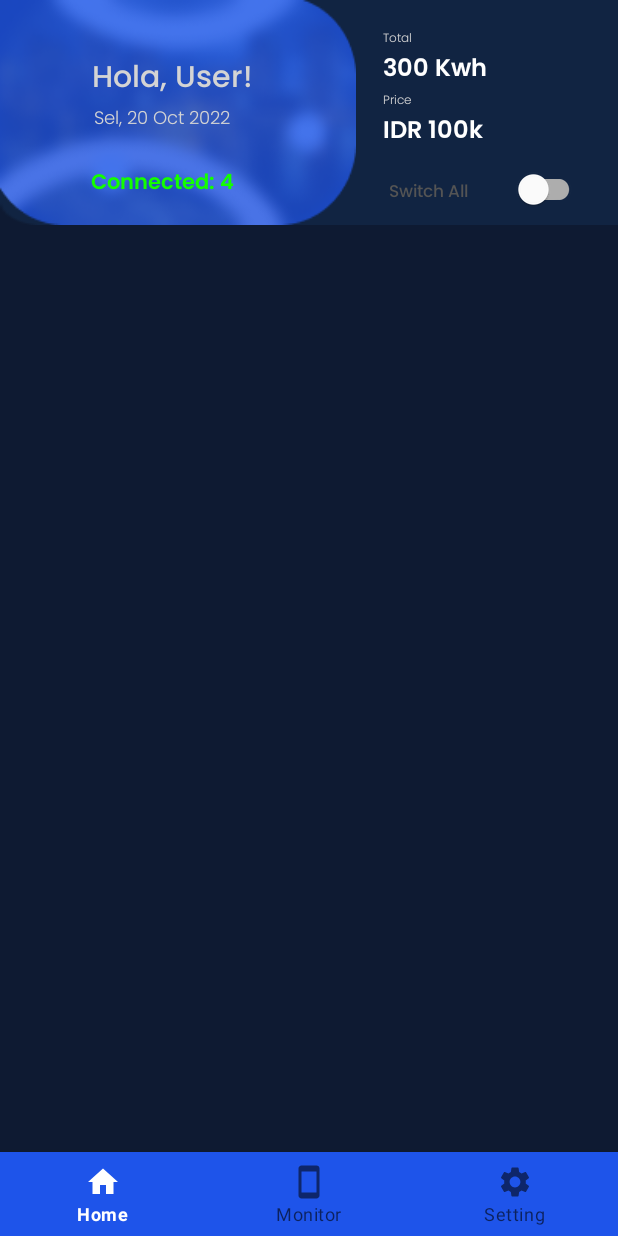
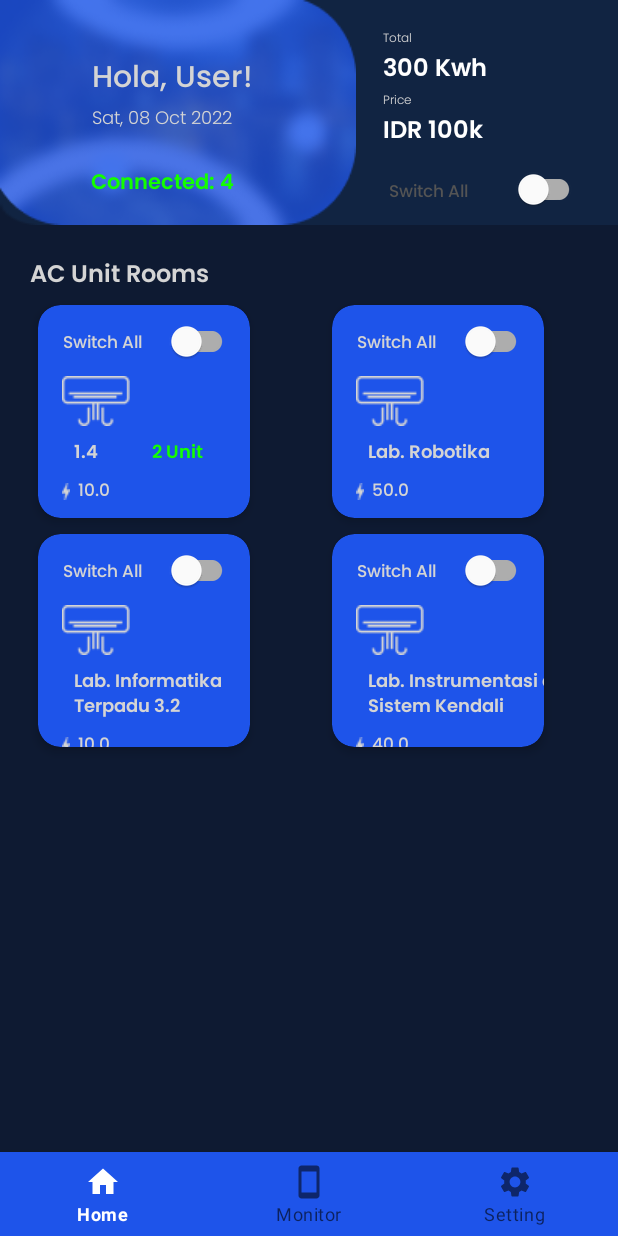
Before and after one commit to ilham-2001/waltz-IoT, an Android app: the MainMenuFragment screen opened directly, with no data from a screen before it, on a phone screen of 412 x 824 dp. Run offline under Robolectric (Android 15) with nearby library versions, the phone set to English and light mode, and no system bars.

Commit message:
add adapter

```diff
--- a/app/src/main/java/com/example/waltz/MainMenuFragment.kt
+++ b/app/src/main/java/com/example/waltz/MainMenuFragment.kt
@@ -1,62 +1,71 @@
 package com.example.waltz
 
+import android.annotation.SuppressLint
 import android.os.Bundle
 import android.util.Log
 import androidx.fragment.app.Fragment
 import android.view.LayoutInflater
 import android.view.View
 import android.view.ViewGroup
+import androidx.recyclerview.widget.GridLayoutManager
+import com.example.waltz.databinding.FragmentMainMenuBinding
+import java.text.SimpleDateFormat
+import com.example.waltz.adapter.UnitRoomsAdapter
+import com.example.waltz.data.UnitRoom
+import java.util.*
+import kotlin.collections.ArrayList
 
-// TODO: Rename parameter arguments, choose names that match
-// the fragment initialization parameters, e.g. ARG_ITEM_NUMBER
-private const val ARG_PARAM1 = "param1"
-private const val ARG_PARAM2 = "param2"
 
-/**
- * A simple [Fragment] subclass.
- * Use the [MainMenuFragment.newInstance] factory method to
- * create an instance of this fragment.
- */
 class MainMenuFragment : Fragment() {
-    // TODO: Rename and change types of parameters
-    private var param1: String? = null
-    private var param2: String? = null
+
 
     override fun onCreate(savedInstanceState: Bundle?) {
         super.onCreate(savedInstanceState)
-        arguments?.let {
-            param1 = it.getString(ARG_PARAM1)
-            param2 = it.getString(ARG_PARAM2)
-        }
+
         Log.d("TAG", "Hello, Main Menu")
 
     }
 
+    private var _binding: FragmentMainMenuBinding? = null
+    private val binding get() = _binding!!
+
     override fun onCreateView(
         inflater: LayoutInflater, container: ViewGroup?,
         savedInstanceState: Bundle?
-    ): View? {
+    ): View {
         // Inflate the layout for this fragment
-        return inflater.inflate(R.layout.fragment_main_menu, container, false)
+        _binding = FragmentMainMenuBinding.inflate(inflater, container, false)
+        return binding.root
     }
 
-    companion object {
-        /**
-         * Use this factory method to create a new instance of
-         * this fragment using the provided parameters.
-         *
-         * @param param1 Parameter 1.
-         * @param param2 Parameter 2.
-         * @return A new instance of fragment MainMenuFragment.
-         */
-        // TODO: Rename and change types and number of parameters
-        @JvmStatic
-        fun newInstance(param1: String, param2: String) =
-            MainMenuFragment().apply {
-                arguments = Bundle().apply {
-                    putString(ARG_PARAM1, param1)
-                    putString(ARG_PARAM2, param2)
-                }
-            }
+    @SuppressLint("NotifyDataSetChanged")
+    override fun onViewCreated(view: View, savedInstanceState: Bundle?) {
+        super.onViewCreated(view, savedInstanceState)
+
+        getDate()
+
+        val unitRoomList = ArrayList<UnitRoom>()
+
+        binding.rvUnitRooms.layoutManager = GridLayoutManager(context, 2)
+
+        val unitRoomAdapter = UnitRoomsAdapter(unitRoomList, requireContext())
+        binding.rvUnitRooms.adapter = unitRoomAdapter
+
+        unitRoomList.add(UnitRoom("1.4", false, 10f, 2))
+        unitRoomList.add(UnitRoom("Lab. Robotika", true, 50f, 2))
+        unitRoomList.add(UnitRoom("Lab. Informatika Terpadu 3.2", false, 10f, 3))
+        unitRoomList.add(UnitRoom("Lab. Instrumentasi dan Sistem Kendali", false, 40f, 2))
+
+        unitRoomAdapter.notifyDataSetChanged()
+
+        Log.d("Switch Val", binding.switchAllBtn.toString())
+    }
+
+    fun getDate() {
+        val calender = Calendar.getInstance().time
+        val formatter = SimpleDateFormat("EEE, dd MMM YYYY")
+        val formattedDate = formatter.format(calender)
+
+        binding.dateText.text = formattedDate
     }
 }
--- a/app/src/main/java/com/example/waltz/MonitoringFragment.kt
+++ b/app/src/main/java/com/example/waltz/MonitoringFragment.kt
@@ -22,12 +22,13 @@ class MonitoringFragment : Fragment() {
         const val TAG = "AndroidMqttClient"
     }
 
+    // Life Cycle
+
     override fun onCreate(savedInstanceState: Bundle?) {
         super.onCreate(savedInstanceState)
 
         Log.d("TAG", "Hello, Monitoring")
-        val clientID = MqttClient.generateClientId()
-        connect(activity?.applicationContext, clientID)
+
     }
 
     private var _binding: FragmentMonitoringBinding? = null
@@ -45,12 +46,16 @@ class MonitoringFragment : Fragment() {
     override fun onViewCreated(view: View, savedInstanceState: Bundle?) {
         super.onViewCreated(view, savedInstanceState)
 
+        // Connect to MQTT when everything is set up
+        val clientID = MqttClient.generateClientId()
+        connect(context, clientID)
     }
 
     override fun onDestroyView() {
         super.onDestroyView()
         _binding = null
     }
+
 
     private fun connect(context: Context?, clientID: String) {
         val serverURI = "tcp://broker.hivemq.com:1883"
@@ -62,7 +67,7 @@ class MonitoringFragment : Fragment() {
 
             token.actionCallback = object : IMqttActionListener {
                 override fun onSuccess(asyncActionToken: IMqttToken?) {
-                    Toast.makeText(activity?.applicationContext, "Connected", Toast.LENGTH_SHORT)
+                    Toast.makeText(context, "Connected", Toast.LENGTH_SHORT)
                         .show()
                     subscribe("DIIBS/gambar_masker", 0, mqttClient)
                 }
@@ -90,7 +95,8 @@ class MonitoringFragment : Fragment() {
                         val imageBytes = Base64.decode(message.toString(), Base64.DEFAULT)
                         val bitmap = BitmapFactory.decodeByteArray(imageBytes, 0, imageBytes.size)
 
-                        binding.ivScreen.setImageBitmap(bitmap)                    }
+                        binding.ivScreen.setImageBitmap(bitmap)
+                    }
                 }
 
                 override fun deliveryComplete(token: IMqttDeliveryToken?) {
--- /dev/null
+++ b/app/src/main/java/com/example/waltz/adapter/UnitRoomsAdapter.kt
@@ -0,0 +1,46 @@
+package com.example.waltz.adapter
+
+import android.content.Context
+import android.view.LayoutInflater
+import android.view.View
+import android.view.ViewGroup
+import android.widget.TextView
+import androidx.recyclerview.widget.RecyclerView
+import com.example.waltz.R
+import com.example.waltz.data.UnitRoom
+
+class UnitRoomsAdapter(
+    private val unitRoomsList: ArrayList<UnitRoom>,
+    private val context: Context
+) : RecyclerView.Adapter<UnitRoomsAdapter.UnitRoomsHolder>() {
+
+    override fun onCreateViewHolder(
+        parent: ViewGroup,
+        viewType: Int
+    ): UnitRoomsAdapter.UnitRoomsHolder {
+        val itemView = LayoutInflater.from(parent.context).inflate(
+            R.layout.ac_unit_item,
+            parent,
+            false
+        )
+
+        return UnitRoomsHolder(itemView)
+    }
+
+    override fun onBindViewHolder(holder: UnitRoomsHolder, position: Int) {
+        holder.unitRoom.text = unitRoomsList[position].roomOrigin
+        holder.unitRoomPowerUsage.text = unitRoomsList[position].totalPowerUsage.toString()
+        holder.unitAcCount.text = unitRoomsList[position].acCount.toString() + " Unit"
+    }
+
+    override fun getItemCount(): Int {
+        return  unitRoomsList.size
+    }
+
+    class UnitRoomsHolder(itemView: View) : RecyclerView.ViewHolder(itemView) {
+        val unitRoom: TextView = itemView.findViewById(R.id.unitTextRoom)
+        val unitRoomPowerUsage: TextView = itemView.findViewById(R.id.unitPowerUsage)
+        val unitAcCount: TextView = itemView.findViewById(R.id.countUnitRoom)
+    }
+
+}
--- /dev/null
+++ b/app/src/main/java/com/example/waltz/data/UnitRoom.kt
@@ -0,0 +1,8 @@
+package com.example.waltz.data
+
+data class UnitRoom (
+    val roomOrigin: String,
+    val acSwitchStatus: Boolean,
+    val totalPowerUsage: Float,
+    val acCount: Int
+)
--- /dev/null
+++ b/app/src/main/res/layout/ac_unit_item.xml
@@ -0,0 +1,102 @@
+<?xml version="1.0" encoding="utf-8"?>
+<androidx.cardview.widget.CardView xmlns:android="http://schemas.android.com/apk/res/android"
+    xmlns:app="http://schemas.android.com/apk/res-auto"
+    xmlns:tools="http://schemas.android.com/tools"
+    android:layout_width="141dp"
+    android:layout_height="142dp"
+    android:layout_margin="5dp"
+    app:cardBackgroundColor="#1E54EA"
+    app:cardCornerRadius="15dp"
+    app:cardElevation="4dp">
+
+    <androidx.constraintlayout.widget.ConstraintLayout
+        android:layout_width="match_parent"
+        android:layout_height="match_parent">
+
+        <TextView
+            android:id="@+id/switchUnitText"
+            android:layout_width="wrap_content"
+            android:layout_height="wrap_content"
+            android:layout_marginTop="16dp"
+            android:fontFamily="@font/poppins_medium"
+            android:text="Switch All"
+            android:textColor="#D4D4D4"
+            android:textSize="11sp"
+            app:layout_constraintEnd_toStartOf="@id/switchUnit"
+            app:layout_constraintStart_toStartOf="parent"
+            app:layout_constraintTop_toTopOf="parent" />
+
+        <com.google.android.material.switchmaterial.SwitchMaterial
+            android:id="@+id/switchUnit"
+            android:layout_width="wrap_content"
+            android:layout_height="wrap_content"
+            android:layout_marginRight="8dp"
+            app:layout_constraintEnd_toEndOf="parent"
+            app:layout_constraintTop_toTopOf="parent" />
+
+        <ImageView
+            android:id="@+id/acImage"
+            android:layout_width="45dp"
+            android:layout_height="33dp"
+            android:layout_marginStart="16dp"
+            android:layout_marginTop="12dp"
+            android:src="@drawable/ac_unit"
+            app:layout_constraintStart_toStartOf="parent"
+            app:layout_constraintTop_toBottomOf="@id/switchUnitText" />
+
+        <TextView
+            android:id="@+id/unitTextRoom"
+            android:layout_width="wrap_content"
+            android:layout_height="wrap_content"
+            android:layout_marginStart="24dp"
+            android:layout_marginTop="8dp"
+            android:fontFamily="@font/poppins_semibold"
+            android:text="04.B"
+            android:textColor="#D4D4D4"
+            android:textSize="12sp"
+            app:layout_constraintStart_toStartOf="parent"
+            app:layout_constraintTop_toBottomOf="@id/acImage" />
+
+        <TextView
+            android:id="@+id/countUnitRoom"
+            android:layout_width="wrap_content"
+            android:layout_height="wrap_content"
+            android:layout_marginStart="36dp"
+            android:layout_marginTop="8dp"
+            android:fontFamily="@font/poppins_semibold"
+            android:text="4 Unit"
+            android:textColor="#14FF00"
+            android:textSize="12sp"
+            app:layout_constraintStart_toEndOf="@id/unitTextRoom"
+            app:layout_constraintTop_toBottomOf="@id/acImage" />
+
+        <LinearLayout
+            android:layout_width="wrap_content"
+            android:layout_height="wrap_content"
+            android:layout_marginStart="16dp"
+            android:layout_marginTop="5dp"
+            app:layout_constraintStart_toStartOf="parent"
+            app:layout_constraintTop_toBottomOf="@id/unitTextRoom">
+
+            <ImageView
+                android:layout_width="5dp"
+                android:layout_height="11dp"
+                android:layout_gravity="center_vertical"
+                android:src="@drawable/power" />
+
+            <TextView
+                android:id="@+id/unitPowerUsage"
+                android:layout_width="wrap_content"
+                android:layout_height="wrap_content"
+                android:layout_marginStart="5dp"
+                android:fontFamily="@font/poppins_medium"
+                android:text="50 Kw"
+                android:textColor="#D4D4D4"
+                android:textSize="11sp" />
+
+        </LinearLayout>
+
+    </androidx.constraintlayout.widget.ConstraintLayout>
+
+
+</androidx.cardview.widget.CardView>
--- a/app/src/main/res/layout/fragment_main_menu.xml
+++ b/app/src/main/res/layout/fragment_main_menu.xml
@@ -7,7 +7,7 @@
     android:background="@color/secondary">
 
     <androidx.constraintlayout.widget.ConstraintLayout
-        android:id="@+id/ll_topMenu"
+        android:id="@+id/cl_topMenu"
         android:layout_width="match_parent"
         android:layout_height="150sp"
         android:background="@drawable/rectangle_2737"
@@ -104,9 +104,9 @@
             app:layout_constraintStart_toEndOf="@id/leftNavMain">
 
             <TextView
-                android:fontFamily="@font/poppins_light"
                 android:layout_width="wrap_content"
                 android:layout_height="wrap_content"
+                android:fontFamily="@font/poppins_light"
                 android:text="Price"
                 android:textColor="#D4D4D4"
                 android:textSize="8sp" />
@@ -151,7 +151,32 @@
 
         </LinearLayout>
 
-
     </androidx.constraintlayout.widget.ConstraintLayout>
 
+    <LinearLayout
+        android:layout_marginTop="20dp"
+         android:layout_marginStart="20dp"
+        android:orientation="vertical"
+        android:id="@+id/ll_UnitRooms"
+        android:layout_width="match_parent"
+        android:layout_height="340dp"
+        app:layout_constraintStart_toStartOf="parent"
+        app:layout_constraintTop_toBottomOf="@id/cl_topMenu">
+
+        <TextView
+            android:layout_width="wrap_content"
+            android:layout_height="wrap_content"
+            android:fontFamily="@font/poppins_semibold"
+            android:text="AC Unit Rooms"
+            android:textColor="#D4D4D4"
+            android:textSize="16sp" />
+
+        <androidx.recyclerview.widget.RecyclerView
+            android:id="@+id/rvUnitRooms"
+            android:layout_width="match_parent"
+            tools:listitem="@layout/ac_unit_item"
+            android:layout_height="match_parent" />
+
+    </LinearLayout>
+
 </androidx.constraintlayout.widget.ConstraintLayout>
```
Also changed, not shown: app/src/main/res/drawable-nodpi/ac_unit.png (added), app/src/main/res/drawable-nodpi/power.png (added).
